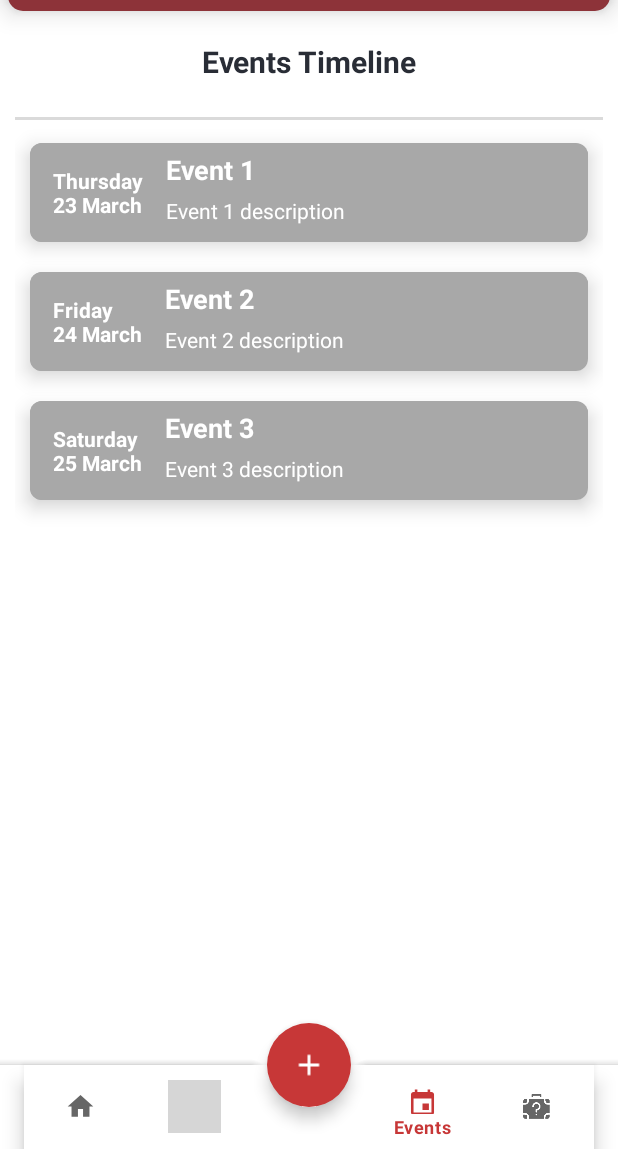
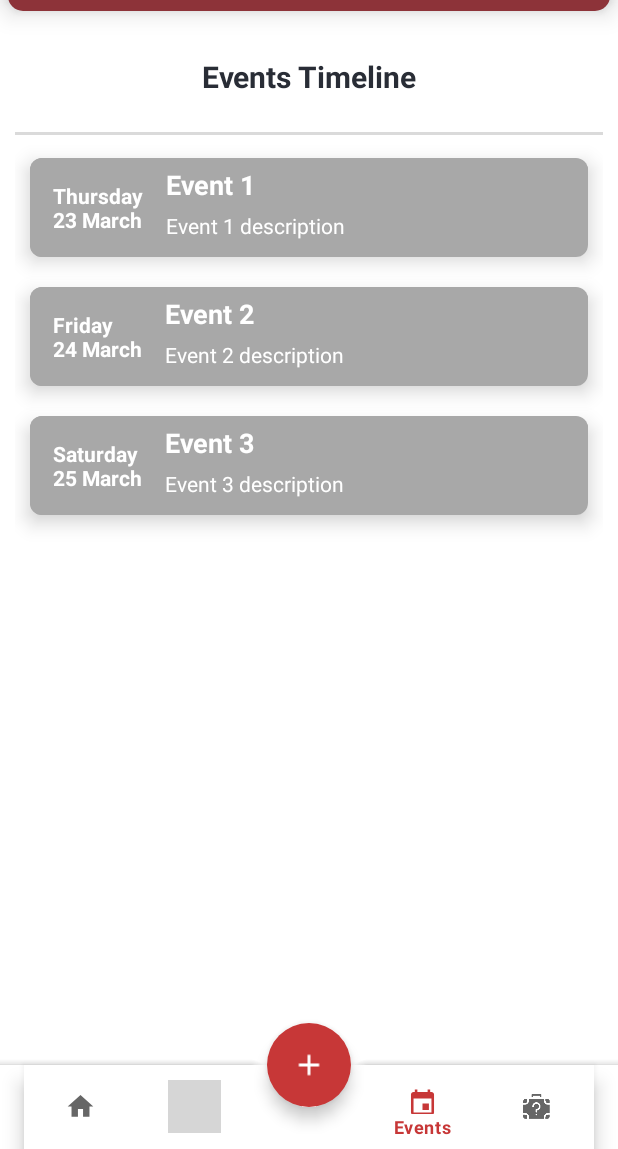
Before and after one commit to ChiragAgg5k/bu-news-android, an Android app: the screen it shows after launch once a user with an empty profile is signed in (DashboardActivity), item 4 of the bottom bar chosen, on a phone screen of 412 x 824 dp, the part 87-1236 px from its top. Run offline under Robolectric (Android 15) with nearby library versions, the phone set to English and light mode, and no system bars; our stand-ins replace Firebase (no records; nobody signed in at launch, a user with empty details on screens opened directly), Picasso, Volley; libraries missing offline, so code that uses them is left out: com.daimajia.androidanimations; network calls fail; pictures from the network do not load; grey boxes are pictures that could not be loaded.

Commit message:
fixed ui bug

```diff
--- a/app/src/main/res/layout/activity_dashboard.xml
+++ b/app/src/main/res/layout/activity_dashboard.xml
@@ -8,7 +8,8 @@
 
     <RelativeLayout
         android:layout_width="match_parent"
-        android:layout_height="match_parent">
+        android:layout_height="match_parent"
+        >
 
         <androidx.appcompat.widget.Toolbar
             android:id="@+id/toolBar"
@@ -66,7 +67,7 @@
                 android:layout_width="match_parent"
                 android:layout_height="match_parent"
                 android:layout_below="@id/toolBar"
-                android:layout_marginVertical="65dp"></RelativeLayout>
+                android:layout_marginVertical="75dp"></RelativeLayout>
 
             <com.google.android.material.bottomappbar.BottomAppBar
                 android:id="@+id/app_bar"
--- a/app/src/main/res/layout/activity_detailed_news.xml
+++ b/app/src/main/res/layout/activity_detailed_news.xml
@@ -78,7 +78,10 @@
             android:layout_marginHorizontal="10dp"
             android:layout_marginTop="20dp"
             android:text="@string/placeholder_description"
-            android:textSize="16sp" />
+            android:textSize="16sp"
+            android:linksClickable="true"
+            android:autoLink="web"
+            />
 
         <View
             android:id="@+id/detailed_news_divider"
```
